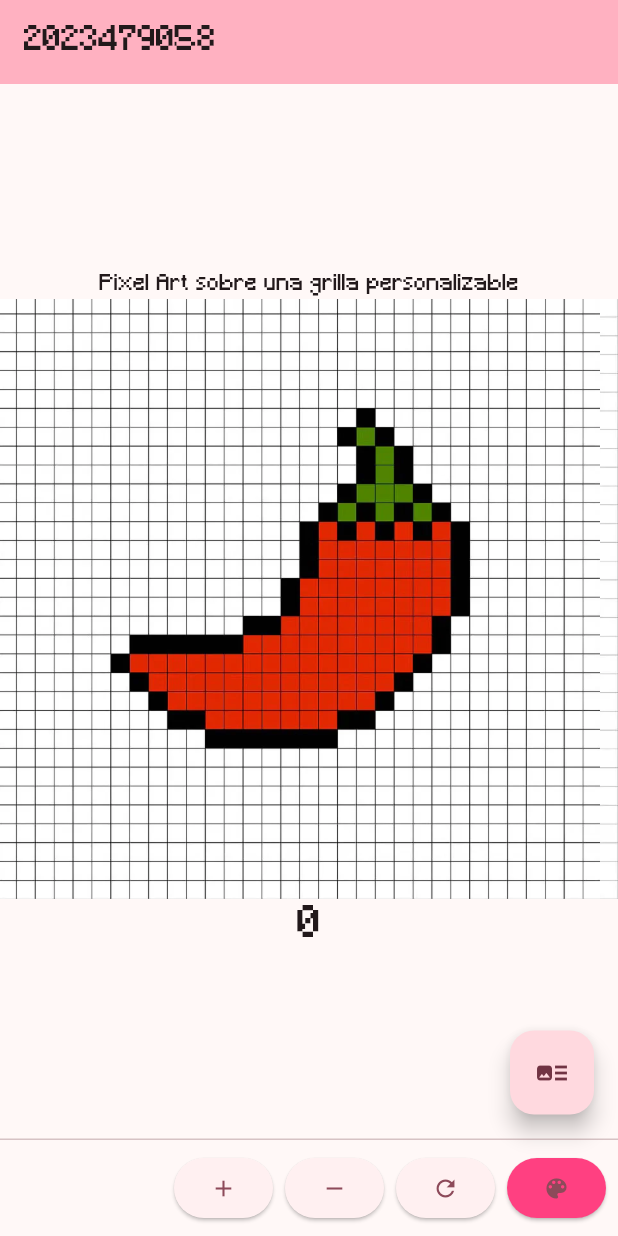
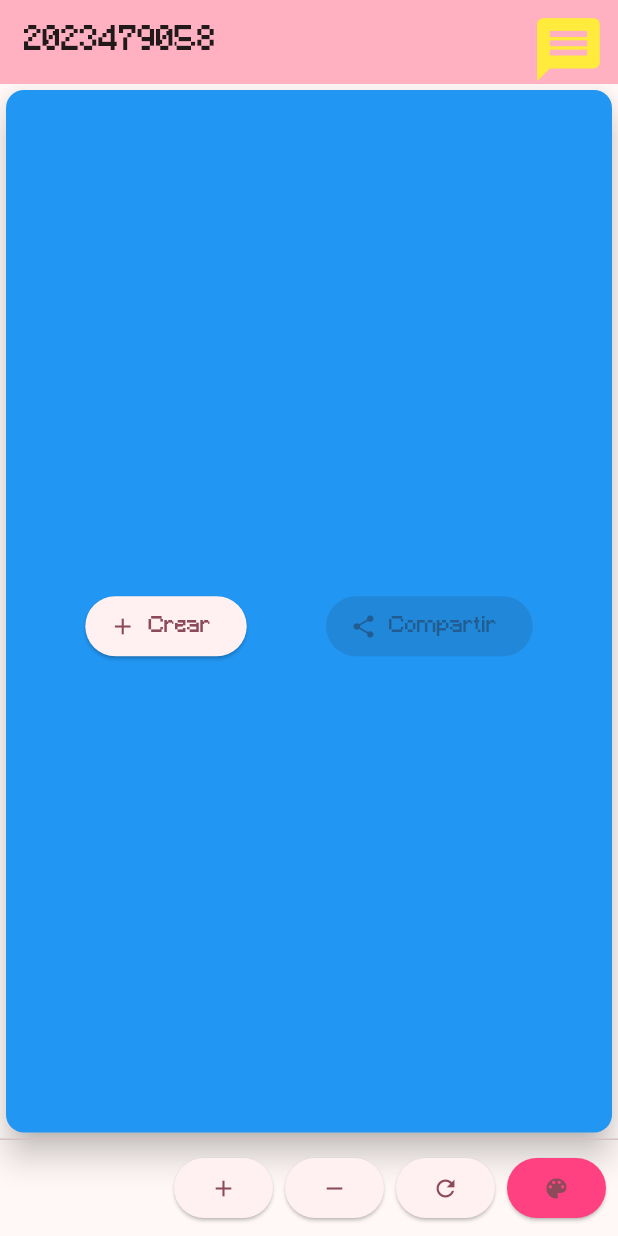
Before and after one commit to Hikidetsu/3479A321_2023479058, a Flutter app: the screen it shows after launch, on a phone screen of 412 x 824 dp. Run offline on Flutter 3.47's test engine with Material 3 defaults, Android fonts, the phone set to English and light mode, and no system bars; our stand-ins replace logger.

Commit message:
laboratorio 4

```diff
--- a/lib/main.dart
+++ b/lib/main.dart
@@ -2,6 +2,7 @@ import 'package:flutter/material.dart';
 //import 'package:flutter/rendering.dart';
 import 'package:lab2/pages/my_home_page.dart';
 import 'package:logger/logger.dart';
+import 'package:lab2/pages/list_art.dart';
 
 void main() {
   runApp(const MyApp());
@@ -49,7 +50,6 @@ class _MyAppState extends State<MyApp> {
         title: '2023479058',
         onChangeColor: _selectColor,
         newColor: _newColor,
-
       ),
     );
   }
--- a/lib/pages/my_home_page.dart
+++ b/lib/pages/my_home_page.dart
@@ -1,5 +1,7 @@
 import 'package:flutter/material.dart';
-
+import 'package:lab2/pages/list_art.dart';
+import 'package:lab2/pages/list_creation.dart';
+import 'package:lab2/pages/about.dart';
 
 class MyHomePage extends StatefulWidget {
   const MyHomePage({
@@ -16,6 +18,7 @@ class MyHomePage extends StatefulWidget {
   @override
   State<MyHomePage> createState() => _MyHomePageState();
 }
+
 class _MyHomePageState extends State<MyHomePage> {
   int _counter = 0;
 
@@ -35,6 +38,28 @@ class _MyHomePageState extends State<MyHomePage> {
     setState(() {
       _counter = 0;
     });
+  }
+
+  void _goToCreation() {
+    Navigator.push(
+      context,
+      MaterialPageRoute(builder: (context) => ListCreation()),
+    );
+  }
+
+  void _goToAbout() {
+    Navigator.push(
+      context,
+      MaterialPageRoute(builder: (context) => About()),
+    );
+  }
+
+  void _goToArt(){
+    Navigator.push(
+      context,
+      MaterialPageRoute(builder: (context) => ListArtScreen()),
+    );
+
   }
 
   List<Widget> _buildFooterButtons() {
@@ -61,40 +86,65 @@ class _MyHomePageState extends State<MyHomePage> {
     ];
   }
 
-
   @override
   Widget build(BuildContext context) {
     return Scaffold(
       appBar: AppBar(
         backgroundColor: Theme.of(context).colorScheme.inversePrimary,
         title: Text(widget.title),
+        actions: [
+          IconButton(
+
+            icon: const Icon(Icons.message, color: Colors.yellow, size: 50),
+            onPressed: _goToAbout,
           ),
-      body: Center(
+        ],
+      ),
+      body: Stack(
+        children: [
+          Center(
+            child: Card(
+              elevation: 9,
+              color: Colors.blue,
               child: Column(
                 mainAxisAlignment: MainAxisAlignment.center,
                 children: <Widget>[
-            const Text('Pixel Art sobre una grilla personalizable'),
                   SingleChildScrollView(
                     scrollDirection: Axis.horizontal,
-              child: Row(
+                    child: Row( /*
                       children: [
-                  Image.asset('assets/Pixel-Art-Hot-Pepper-2-1.webp', width: 400, height: 400, fit:BoxFit.cover),
-                  Image.asset('assets/Pixel-Art-Pizza-2.webp', width: 400, height: 400, fit:BoxFit.cover),
-                  Image.asset('assets/Pixel-Art-Watermelon-3.webp',width: 400, height: 400, fit:BoxFit.cover),
-                ],
+                        Image.asset('assets/Pixel-Art-Hot-Pepper-2-1.webp',
+                            width: 200, height: 200, fit: BoxFit.cover),
+                        const SizedBox(width: 12),
+                        Image.asset('assets/Pixel-Art-Pizza-2.webp',
+                            width: 200, height: 200, fit: BoxFit.cover),
+                        const SizedBox(width: 12),
+                        Image.asset('assets/Pixel-Art-Watermelon-3.webp',
+                            width: 200, height: 200, fit: BoxFit.cover),
+                      ],*/
                     ),
                   ),
-            Text(
-              '$_counter',
-              style: Theme.of(context).textTheme.headlineMedium,
+                  const SizedBox(height: 20),
+                  Row(
+                    mainAxisAlignment: MainAxisAlignment.spaceEvenly,
+                    children: [
+                      ElevatedButton.icon(
+                        onPressed: _goToCreation,
+                        icon: const Icon(Icons.add),
+                        label: const Text("Crear"),
+                      ),
+                      ElevatedButton.icon(
+                        onPressed: null,
+                        icon: const Icon(Icons.share),
+                        label: const Text("Compartir"),
+                      ),
+                    ],
                   ),
                 ],
               ),
             ),
-      floatingActionButton: FloatingActionButton(
-        onPressed: _incrementCounter,
-        tooltip: 'Increment',
-        child: const Icon(Icons.art_track),
+          ),
+        ],
       ),
       persistentFooterButtons: _buildFooterButtons(),
     );
```
Also changed, not shown: lib/pages/about.dart (added, +31 -0 lines), lib/pages/list_art.dart (added, +42 -0 lines), lib/pages/list_creation.dart (added, +65 -0 lines). Lines whose indentation alone changed are shown as unchanged.
